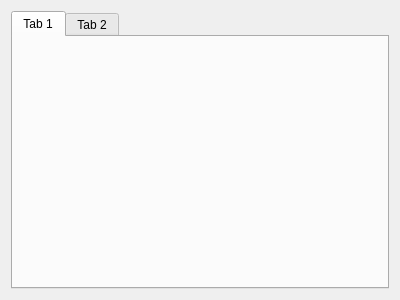
This is tools/tcam-capture/propertydialog.ui in TheImagingSource/tiscamera as Qt 5 draws it before an edit. The edited form follows.
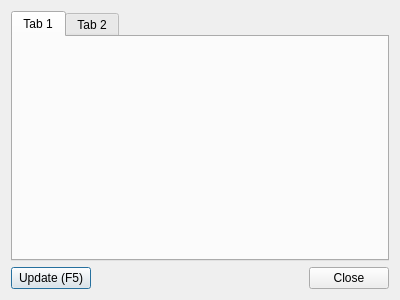
This is the edited form.

Commit message:
tcam-capture: Rework property dialog update behavior
Now only updates:
- When update button or f5 are pressed
- A tab switch occurs
- A property is set

Updates are only made for properties in the same tab.

The edit to the form file:
```diff
--- a/tools/tcam-capture/propertydialog.ui
+++ b/tools/tcam-capture/propertydialog.ui
@@ -13,7 +13,7 @@
   <property name="windowTitle">
    <string>Dialog</string>
   </property>
-  <layout class="QHBoxLayout" name="horizontalLayout">
+  <layout class="QVBoxLayout" name="verticalLayout">
    <item>
     <widget class="QTabWidget" name="tabWidget">
      <widget class="QWidget" name="tab">
@@ -28,6 +28,43 @@
      </widget>
     </widget>
    </item>
+   <item>
+    <layout class="QHBoxLayout" name="button_container">
+     <item>
+      <widget class="QPushButton" name="button_update">
+       <property name="text">
+        <string>Update (F5)</string>
+       </property>
+       <property name="shortcut">
+        <string>F5</string>
+       </property>
+       <property name="autoRepeat">
+        <bool>true</bool>
+       </property>
+      </widget>
+     </item>
+     <item>
+      <spacer name="horizontalSpacer">
+       <property name="orientation">
+        <enum>Qt::Horizontal</enum>
+       </property>
+       <property name="sizeHint" stdset="0">
+        <size>
+         <width>40</width>
+         <height>20</height>
+        </size>
+       </property>
+      </spacer>
+     </item>
+     <item>
+      <widget class="QPushButton" name="button_close">
+       <property name="text">
+        <string>Close</string>
+       </property>
+      </widget>
+     </item>
+    </layout>
+   </item>
   </layout>
  </widget>
  <resources/>
```
The commit also changes 5 other files.
